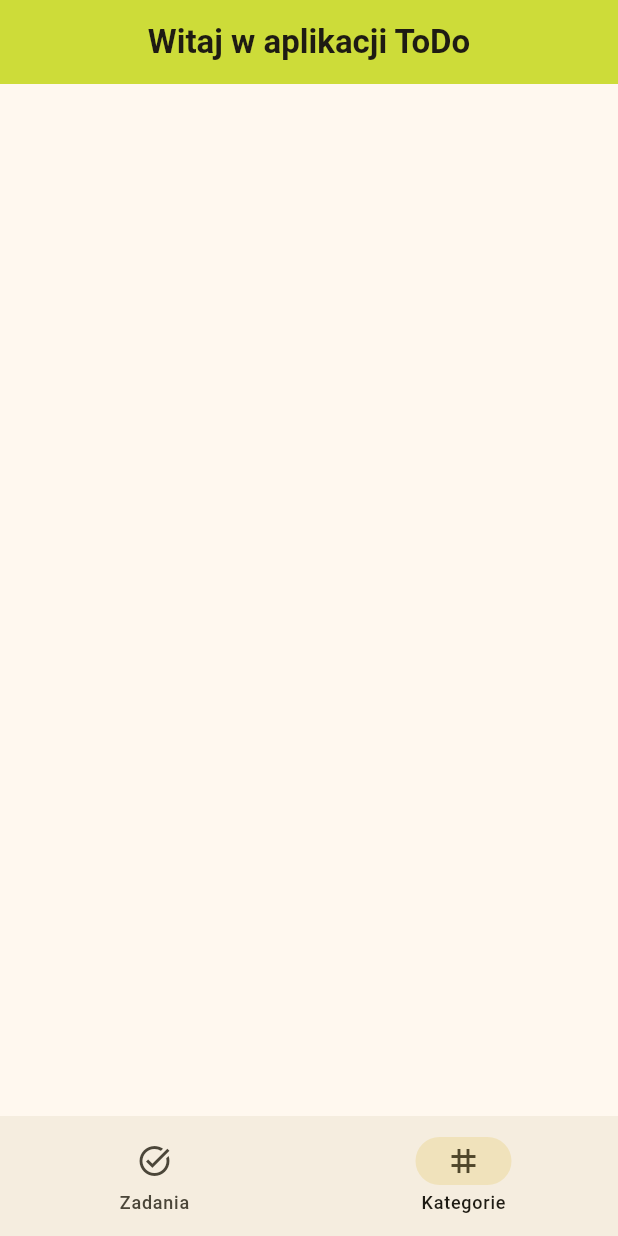
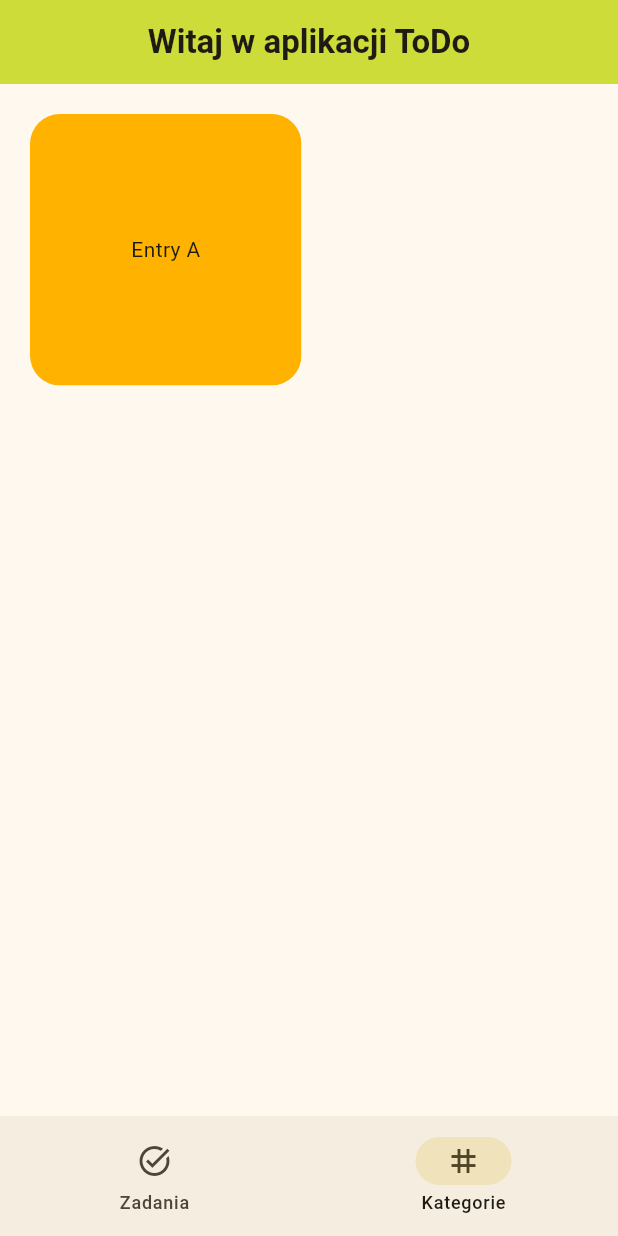
Before and after one commit to JakubTenentka/Everyday-planner, a Flutter app: the screen it shows after launch, item 2 of the bottom bar chosen, on a phone screen of 412 x 824 dp. Run offline on Flutter 3.47's test engine with Material 3 defaults, Android fonts, the phone set to English and light mode, and no system bars; missing offline and left inert: dart:ffi; network calls fail.

Commit message:
Implemented tag fetching and tagWidget base

```diff
--- /dev/null
+++ b/To_do_Flutter/lib/model/tag_class.dart
@@ -0,0 +1,18 @@
+import 'dart:ffi';
+
+class Tag {
+  final Long id;
+  final String tagName;
+
+  const Tag({required this.id, required this.tagName});
+
+  factory Tag.fromJson(Map<String, dynamic> json) {
+    return switch (json) {
+      {'id': Long id, 'tagName': String tagName} => Tag(
+          id: id,
+          tagName: tagName,
+        ),
+      _ => throw const FormatException('Failed to load Tags')
+    };
+  }
+}
--- a/To_do_Flutter/lib/views/pages/tags_page.dart
+++ b/To_do_Flutter/lib/views/pages/tags_page.dart
@@ -1,4 +1,10 @@
+import 'dart:convert';
+
 import 'package:flutter/material.dart';
+import 'package:http/http.dart' as http;
+
+import '../../model/tag_class.dart';
+import '../widgets/tag_widget.dart';
 
 class TagsPage extends StatefulWidget {
   const TagsPage({super.key});
@@ -8,8 +14,43 @@ class TagsPage extends StatefulWidget {
 }
 
 class _TagsPageState extends State<TagsPage> {
+  late Future<List<Tag>> tags;
+
+  Future<List<Tag>> fetchAllTags() async {
+    final response = await http.get(
+      Uri.parse('http://10.0.2.2:8080/api/getTags'),
+    );
+    if (response.statusCode == 200) {
+      List<dynamic> jsonList = jsonDecode(response.body);
+      List<Tag> tags = jsonList
+          .map(((jsonItem) => Tag.fromJson(jsonItem as Map<String, dynamic>)))
+          .toList();
+      return tags;
+    } else if (response.statusCode == 204) {
+      return [];
+    } else {
+      throw Exception('Failed to load Tags');
+    }
+  }
+
+  @override
+  void initState() {
+    super.initState();
+    tags = fetchAllTags();
+  }
+
   @override
   Widget build(BuildContext context) {
-    return Scaffold();
+    return Padding(
+      padding: const EdgeInsets.all(20.0),
+      child: GridView.count(
+        crossAxisCount: 2,
+        crossAxisSpacing: 10,
+        mainAxisSpacing: 10,
+        children: <Widget>[
+          TagWidget(),
+        ],
+      ),
+    );
   }
 }
--- /dev/null
+++ b/To_do_Flutter/lib/views/widgets/tag_widget.dart
@@ -0,0 +1,18 @@
+import 'package:flutter/material.dart';
+
+class TagWidget extends StatelessWidget {
+  const TagWidget({super.key});
+
+  @override
+  Widget build(BuildContext context) {
+    return GestureDetector(
+      child: ClipRRect(
+        borderRadius: BorderRadius.circular(20),
+        child: Container(
+          color: Colors.amber[600],
+          child: const Center(child: Text('Entry A')),
+        ),
+      ),
+    );
+  }
+}
```
Also changed, not shown: 1 other file.
